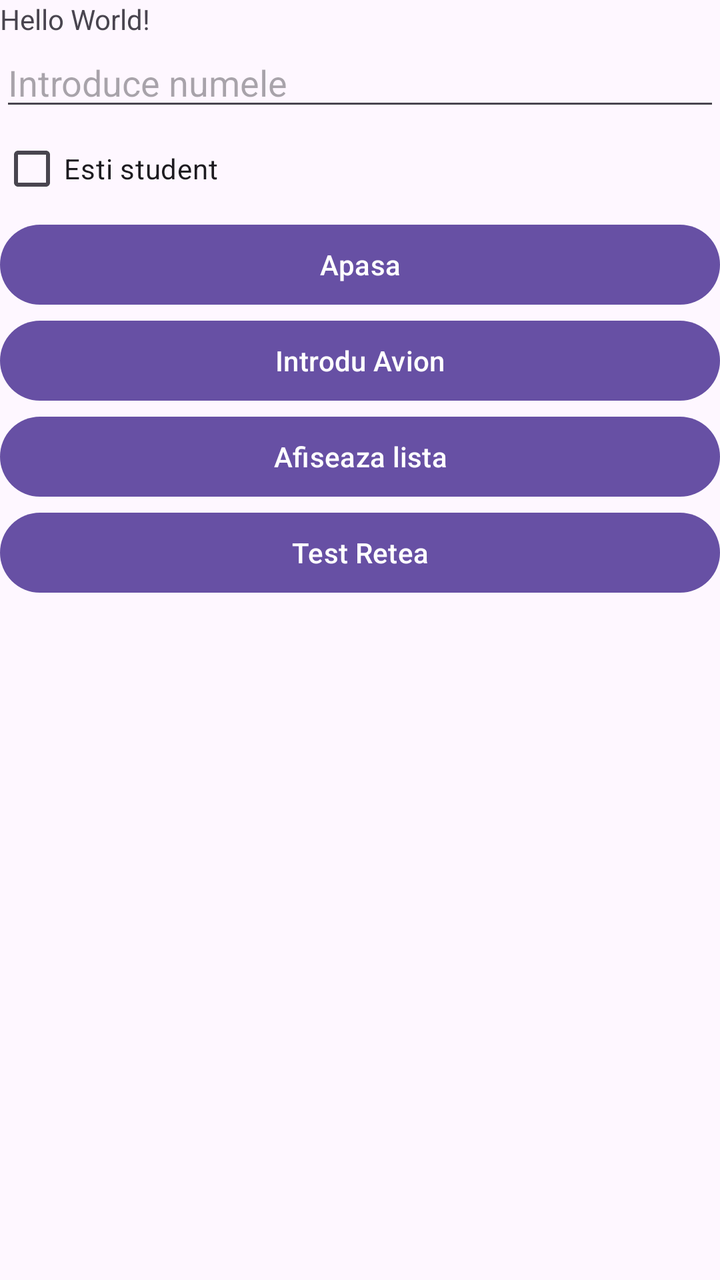
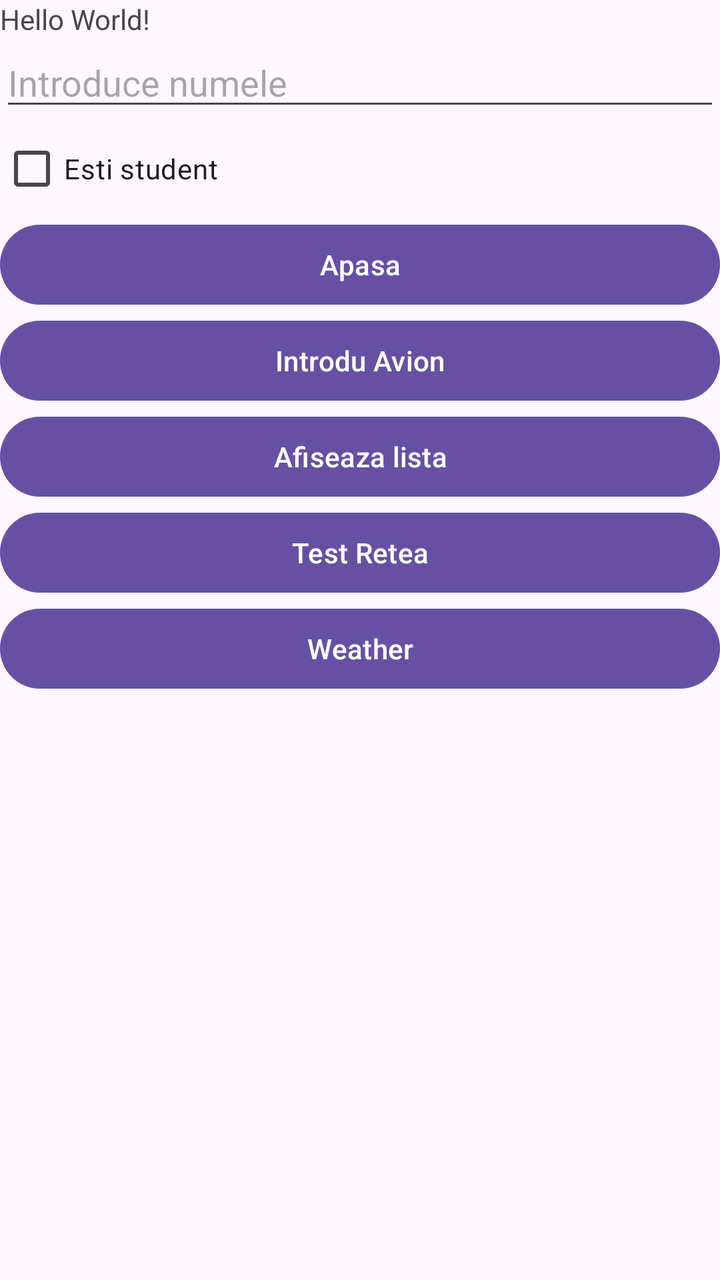

Two renders of the same Android screen: before a commit and after it. Below are the layout's source before the change and the commit's diff.
<!-- AndroidManifest.xml: application theme Theme.ActivitateDAM2026 -->
<!-- res/layout/activity_main.xml -->
<?xml version="1.0" encoding="utf-8"?>
<LinearLayout xmlns:android="http://schemas.android.com/apk/res/android"
    xmlns:app="http://schemas.android.com/apk/res-auto"
    xmlns:tools="http://schemas.android.com/tools"
    android:id="@+id/main"
    android:orientation="vertical"
    android:layout_width="match_parent"
    android:layout_height="match_parent"
    tools:context=".MainActivity">

    <TextView
        android:layout_width="wrap_content"
        android:layout_height="wrap_content"
        android:text="Hello World!"
         />

    <EditText
        android:id="@+id/nume_ET"
        android:layout_width="match_parent"
        android:layout_height="wrap_content"
        android:hint="@string/introduce_numele"
        android:inputType="text"
        />

    <CheckBox
        android:id="@+id/check_CB"
        android:layout_width="match_parent"
        android:layout_height="wrap_content"
        android:text="@string/esti_student"
        />

    <Button
        android:id="@+id/buton_date"
        android:layout_width="match_parent"
        android:layout_height="wrap_content"
        android:text="@string/apasa"
        />

    <Button
        android:id="@+id/buton_avion"
        android:layout_width="match_parent"
        android:layout_height="wrap_content"
        android:text="@string/introdu_avion"
        />

    <Button
        android:id="@+id/buton_lista"
        android:layout_width="match_parent"
        android:layout_height="wrap_content"
        android:text="Afiseaza lista"/>

    <Button
        android:id="@+id/btn_retea"
        android:layout_width="match_parent"
        android:layout_height="wrap_content"
        android:text="Test Retea" />

</LinearLayout>
<!-- resources referenced by this layout -->
<resources>
  <string name="apasa">Apasa</string>
  <string name="esti_student">Esti student</string>
  <string name="introdu_avion">Introdu Avion</string>
  <string name="introduce_numele">Introduce numele</string>
  <style name="Theme.ActivitateDAM2026" parent="Base.Theme.ActivitateDAM2026" />
  <style name="Base.Theme.ActivitateDAM2026" parent="Theme.Material3.DayNight.NoActionBar">
          
          
      </style>
</resources>

<!-- the commit's change to res/layout/activity_main.xml (unified diff, before → after) -->
@@ -47,12 +47,18 @@
         android:id="@+id/buton_lista"
         android:layout_width="match_parent"
         android:layout_height="wrap_content"
-        android:text="Afiseaza lista"/>
+        android:text="@string/afiseaza_lista"/>
 
     <Button
         android:id="@+id/btn_retea"
         android:layout_width="match_parent"
         android:layout_height="wrap_content"
-        android:text="Test Retea" />
+        android:text="@string/test_retea" />
+
+    <Button
+        android:id="@+id/btn_weatherJson"
+        android:layout_width="match_parent"
+        android:layout_height="wrap_content"
+        android:text="@string/weather" />
 
 </LinearLayout>
<!-- resource entries referenced after the edit -->
@@ -1,9 +1,12 @@
 <!-- resources referenced by this layout -->
 <resources>
+  <string name="afiseaza_lista">Afiseaza lista</string>
   <string name="apasa">Apasa</string>
   <string name="esti_student">Esti student</string>
   <string name="introdu_avion">Introdu Avion</string>
   <string name="introduce_numele">Introduce numele</string>
+  <string name="test_retea">Test Retea</string>
+  <string name="weather">Weather</string>
   <style name="Theme.ActivitateDAM2026" parent="Base.Theme.ActivitateDAM2026" />
   <style name="Base.Theme.ActivitateDAM2026" parent="Theme.Material3.DayNight.NoActionBar">
           
